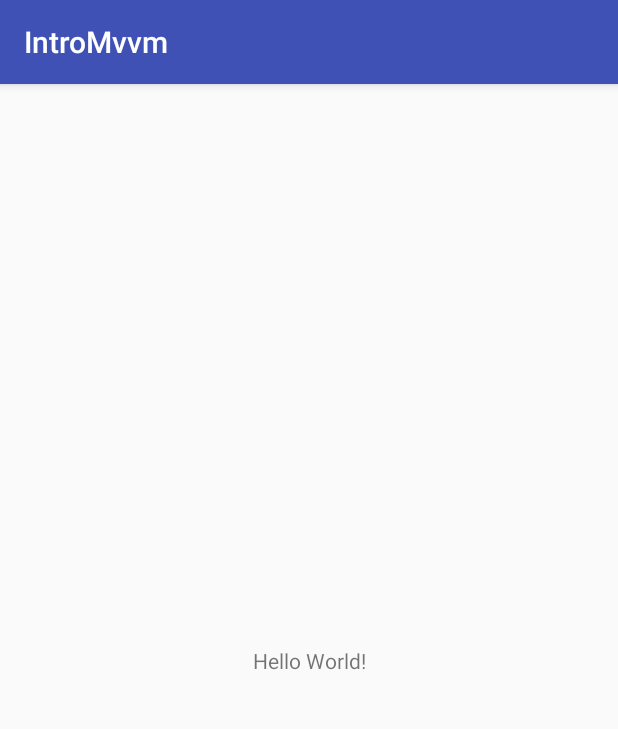
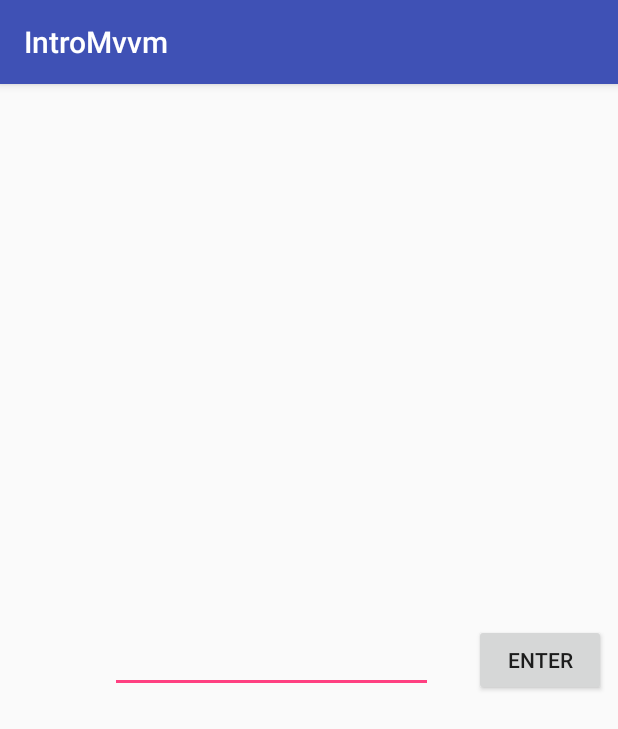
Before and after one commit to taki4227/IntroMvvm, an Android app: the screen it shows after launch (MainActivity before the commit, MvcActivity after it), on a phone screen of 412 x 824 dp. Shown: the top 729 px of the screen. Run offline under Robolectric (Android 15) with nearby library versions, the phone set to English and light mode, and no system bars.

Commit message:
MVCでサンプルアプリ作成

```diff
--- a/app/src/main/AndroidManifest.xml
+++ b/app/src/main/AndroidManifest.xml
@@ -9,13 +9,15 @@
         android:roundIcon="@mipmap/ic_launcher_round"
         android:supportsRtl="true"
         android:theme="@style/AppTheme">
-        <activity android:name=".MainActivity">
+        <activity android:name=".mvc.MvcActivity">
             <intent-filter>
                 <action android:name="android.intent.action.MAIN" />
 
                 <category android:name="android.intent.category.LAUNCHER" />
             </intent-filter>
         </activity>
+        <activity android:name=".mvvm.MvvmActivity"
+            android:label="@string/app_name"></activity>
     </application>
 
 </manifest>
--- a/app/src/main/java/com/sample/taki/intromvvm/MainActivity.java
+++ /dev/null
@@ -1,13 +0,0 @@
-package com.sample.taki.intromvvm;
-
-import android.support.v7.app.AppCompatActivity;
-import android.os.Bundle;
-
-public class MainActivity extends AppCompatActivity {
-
-    @Override
-    protected void onCreate(Bundle savedInstanceState) {
-        super.onCreate(savedInstanceState);
-        setContentView(R.layout.activity_main);
-    }
-}
--- /dev/null
+++ b/app/src/main/java/com/sample/taki/intromvvm/mvc/MvcActivity.java
@@ -0,0 +1,128 @@
+package com.sample.taki.intromvvm.mvc;
+
+import android.content.DialogInterface;
+import android.support.constraint.ConstraintLayout;
+import android.support.v7.app.AlertDialog;
+import android.support.v7.app.AppCompatActivity;
+import android.os.Bundle;
+import android.text.TextUtils;
+import android.view.MotionEvent;
+import android.view.View;
+import android.view.inputmethod.InputMethodManager;
+import android.widget.Button;
+import android.widget.TextView;
+
+import com.sample.taki.intromvvm.R;
+
+public class MvcActivity extends AppCompatActivity {
+
+    private ConstraintLayout mainLayout;
+    private TextView inputTextView;
+    private TextView outputTextView;
+    private InputMethodManager inputMethodManager;
+
+    @Override
+    protected void onCreate(Bundle savedInstanceState) {
+        super.onCreate(savedInstanceState);
+        setContentView(R.layout.activity_mvc);
+
+        inputMethodManager = (InputMethodManager) getSystemService(INPUT_METHOD_SERVICE);
+
+        mainLayout = (ConstraintLayout) findViewById(R.id.mainLayout);
+        inputTextView = (TextView) findViewById(R.id.inputTextView);
+        outputTextView = (TextView) findViewById(R.id.outputTextView);
+
+        // Enterボタンを押した時の処理をセット
+        Button enterButton = (Button) findViewById(R.id.enterButton);
+        enterButton.setOnClickListener(new EnterOnClickListener());
+    }
+
+    @Override
+    protected void onStart() {
+        super.onStart();
+
+        // 登録されているデータを取得
+        MvcDao dao = new MvcDao(getApplicationContext());
+        String outputText = dao.select();
+
+        // 取得したデータをViewにセット
+        outputTextView.setText(outputText);
+    }
+
+    @Override
+    protected void onStop() {
+        super.onStop();
+    }
+
+    @Override
+    protected void onDestroy() {
+        super.onDestroy();
+    }
+
+    @Override
+    public boolean onTouchEvent(MotionEvent event) {
+        closeKeyboard();
+
+        return false;
+    }
+
+    /**
+     * キーボードを閉じる
+     */
+    private void closeKeyboard() {
+        //キーボードを隠す
+        inputMethodManager.hideSoftInputFromWindow(mainLayout.getWindowToken(), InputMethodManager.HIDE_NOT_ALWAYS);
+        //背景にフォーカスを移す
+        mainLayout.requestFocus();
+    }
+
+    /**
+     * エラーダイアログ表示
+     *
+     * @return エラーダイアログ
+     */
+    private AlertDialog createErrorDialog() {
+        AlertDialog.Builder builder = new AlertDialog.Builder(this);
+
+        builder.setTitle(getText(R.string.error_dialog_title))
+                .setMessage(getText(R.string.error_dialog_message))
+                .setPositiveButton(
+                        getText(R.string.error_dialog_positive_button_text)
+                        , new DialogInterface.OnClickListener() {
+                            @Override
+                            public void onClick(DialogInterface dialogInterface, int i) {
+                            }
+                        })
+                .setCancelable(true);
+
+        return builder.create();
+    }
+
+    /**
+     * Enterボタンを押した時のリスナー
+     */
+    private class EnterOnClickListener implements View.OnClickListener {
+
+        @Override
+        public void onClick(View view) {
+
+            String inputText = inputTextView.getText().toString();
+
+            if(TextUtils.isEmpty(inputText)) {
+                // 未入力エラー
+                AlertDialog errorDialog = createErrorDialog();
+                errorDialog.show();
+            } else {
+                // データ登録
+                MvcDao dao = new MvcDao(getApplicationContext());
+                dao.insertOrUpdate(inputText);
+
+                // 取得したデータをViewにセット
+                outputTextView.setText(inputText);
+            }
+
+            closeKeyboard();
+        }
+    }
+
+}
--- /dev/null
+++ b/app/src/main/java/com/sample/taki/intromvvm/mvc/MvcDao.java
@@ -0,0 +1,44 @@
+package com.sample.taki.intromvvm.mvc;
+
+import android.content.Context;
+import android.content.SharedPreferences;
+
+import com.sample.taki.intromvvm.common.PreferenceConst;
+
+/**
+ * Created by takimoto on 2017/05/14.
+ */
+
+public class MvcDao {
+
+    private Context mContext;
+
+    public MvcDao(Context context) {
+        mContext = context;
+    }
+
+    /**
+     * データ登録
+     *
+     * @param text 入力値
+     */
+    public void insertOrUpdate(String text) {
+        SharedPreferences.Editor editor =
+                mContext.getSharedPreferences(PreferenceConst.PREF_DATA, Context.MODE_PRIVATE).edit();
+
+        editor.putString(PreferenceConst.PREF_KEY, text);
+        editor.apply();
+    }
+
+    /**
+     * データ取得
+     *
+     * @return 取得結果
+     */
+    public String select() {
+        SharedPreferences preferences =
+                mContext.getSharedPreferences(PreferenceConst.PREF_DATA, Context.MODE_PRIVATE);
+
+        return preferences.getString(PreferenceConst.PREF_KEY, "");
+    }
+}
--- a/app/src/main/res/layout/activity_main.xml
+++ /dev/null
@@ -1,18 +0,0 @@
-<?xml version="1.0" encoding="utf-8"?>
-<android.support.constraint.ConstraintLayout xmlns:android="http://schemas.android.com/apk/res/android"
-    xmlns:app="http://schemas.android.com/apk/res-auto"
-    xmlns:tools="http://schemas.android.com/tools"
-    android:layout_width="match_parent"
-    android:layout_height="match_parent"
-    tools:context="com.sample.taki.intromvvm.MainActivity">
-
-    <TextView
-        android:layout_width="wrap_content"
-        android:layout_height="wrap_content"
-        android:text="Hello World!"
-        app:layout_constraintBottom_toBottomOf="parent"
-        app:layout_constraintLeft_toLeftOf="parent"
-        app:layout_constraintRight_toRightOf="parent"
-        app:layout_constraintTop_toTopOf="parent" />
-
-</android.support.constraint.ConstraintLayout>
--- /dev/null
+++ b/app/src/main/res/layout/activity_mvc.xml
@@ -0,0 +1,52 @@
+<?xml version="1.0" encoding="utf-8"?>
+<android.support.constraint.ConstraintLayout xmlns:android="http://schemas.android.com/apk/res/android"
+    xmlns:app="http://schemas.android.com/apk/res-auto"
+    xmlns:tools="http://schemas.android.com/tools"
+    android:id="@+id/mainLayout"
+    android:layout_width="match_parent"
+    android:layout_height="match_parent"
+    tools:context="com.sample.taki.intromvvm.mvc.MvcActivity">
+
+    <TextView
+        android:id="@+id/outputTextView"
+        android:layout_width="wrap_content"
+        android:layout_height="wrap_content"
+        android:layout_marginBottom="8dp"
+        android:layout_marginTop="16dp"
+        android:text="Hello World!"
+        android:textSize="@dimen/text_size"
+        app:layout_constraintBottom_toBottomOf="parent"
+        app:layout_constraintLeft_toLeftOf="parent"
+        app:layout_constraintRight_toRightOf="parent"
+        app:layout_constraintTop_toTopOf="parent"
+        app:layout_constraintVertical_bias="0.334" />
+
+    <EditText
+        android:id="@+id/inputTextView"
+        android:layout_width="215dp"
+        android:layout_height="43dp"
+        android:layout_marginBottom="8dp"
+        android:layout_marginLeft="54dp"
+        android:layout_marginRight="8dp"
+        android:layout_marginTop="8dp"
+        android:ems="10"
+        android:inputType="text"
+        app:layout_constraintBottom_toBottomOf="parent"
+        app:layout_constraintLeft_toLeftOf="parent"
+        app:layout_constraintRight_toLeftOf="@+id/enterButton"
+        app:layout_constraintTop_toTopOf="parent"
+        app:layout_constraintHorizontal_bias="0.508" />
+
+    <Button
+        android:id="@+id/enterButton"
+        android:layout_width="wrap_content"
+        android:layout_height="wrap_content"
+        android:layout_marginBottom="8dp"
+        android:layout_marginRight="8dp"
+        android:layout_marginTop="8dp"
+        android:text="@string/enter_button_text"
+        app:layout_constraintBottom_toBottomOf="parent"
+        app:layout_constraintRight_toRightOf="parent"
+        app:layout_constraintTop_toTopOf="parent" />
+
+</android.support.constraint.ConstraintLayout>
--- /dev/null
+++ b/app/src/main/res/values/dimens.xml
@@ -0,0 +1,6 @@
+<?xml version="1.0" encoding="utf-8"?>
+<resources>
+
+    <dimen name="text_size">30sp</dimen>
+
+</resources>
--- a/app/src/main/res/values/strings.xml
+++ b/app/src/main/res/values/strings.xml
@@ -1,3 +1,9 @@
 <resources>
     <string name="app_name">IntroMvvm</string>
+
+    <string name="enter_button_text">Enter</string>
+
+    <string name="error_dialog_title">入力エラー</string>
+    <string name="error_dialog_message">未入力です</string>
+    <string name="error_dialog_positive_button_text">OK</string>
 </resources>
```
Also changed, not shown: app/build.gradle (+6 -2 lines), app/src/main/java/com/sample/taki/intromvvm/common/PreferenceConst.java (added, +12 -0 lines), app/src/main/java/com/sample/taki/intromvvm/mvvm/MvvmActivity.java (added, +34 -0 lines).
